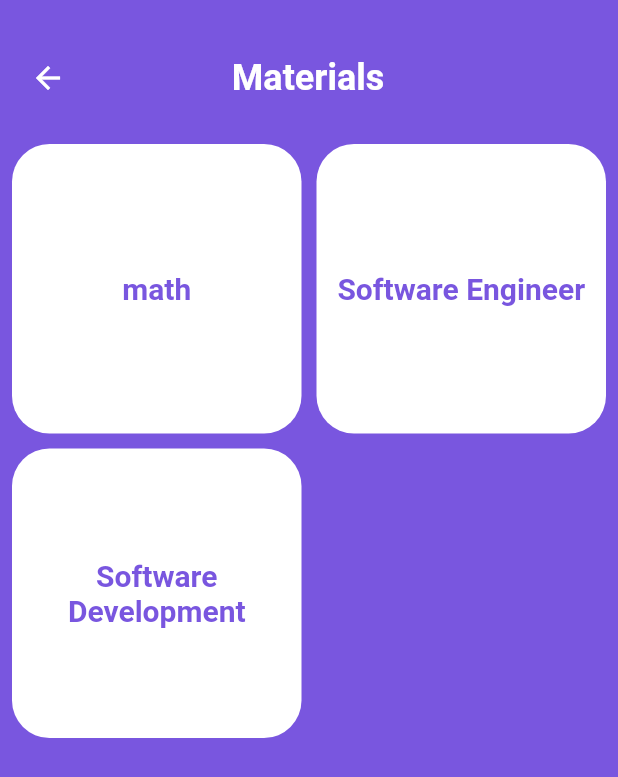
After one commit to Abdallah-Abdalmonem/Correcting-System, a Flutter app: the MaterialsScreenScreen screen opened by its route, on a phone screen of 412 x 824 dp. The commit adds this screen. Shown: the top 777 px of the screen. Run offline on Flutter 3.47's test engine with Material 3 defaults, Android fonts, the phone set to English and light mode, and no system bars; our stand-ins replace bloc, carousel_slider, flutter_bloc, flutter_rating_bar, fluttertoast, shared_preferences; accounts and stored records are empty.

Commit message:
Adding material screen Adding question bank screen Adding  exams screen

```diff
--- /dev/null
+++ b/lib/features/doctor_funcationality/views/screens/material_screen.dart
@@ -0,0 +1,122 @@
+import 'package:correcting_system/models/material_model.dart';
+import 'package:correcting_system/models/question_bank_model.dart';
+import 'package:flutter/material.dart';
+
+import '../../../../constant/app_colors.dart';
+
+class MaterialsScreenScreen extends StatelessWidget {
+  MaterialsScreenScreen({super.key});
+  List<MaterialModel> materialModelList = [
+    MaterialModel(
+      name: 'math',
+      questionBank: QuestionBankModel(
+        question: 'question',
+        difficulty: 'difficulty',
+        answer: [
+          'anwer1',
+          'anwer2',
+          'anwer3',
+        ],
+      ),
+    ),
+    MaterialModel(
+      name: 'Software Engineer',
+      questionBank: QuestionBankModel(
+        question: 'question',
+        difficulty: 'difficulty',
+        answer: [
+          'anwer1',
+          'anwer2',
+          'anwer3',
+        ],
+      ),
+    ),
+    MaterialModel(
+      name: 'Software Development',
+      questionBank: QuestionBankModel(
+        question: 'question',
+        difficulty: 'difficulty',
+        answer: [
+          'anwer1',
+          'anwer2',
+          'anwer3',
+        ],
+      ),
+    ),
+  ];
+  @override
+  Widget build(BuildContext context) {
+    return Scaffold(
+      backgroundColor: AppColors.PrimaryColor,
+      body: SafeArea(
+        child: Padding(
+          padding: const EdgeInsets.all(8.0),
+          child: SingleChildScrollView(
+            child: Column(
+              children: [
+                const SizedBox(height: 20),
+                Row(
+                  children: [
+                    IconButton(
+                      onPressed: () {
+                        Navigator.pop(context);
+                      },
+                      icon: const Icon(
+                        Icons.arrow_back,
+                        color: Colors.white,
+                      ),
+                    ),
+                    const Spacer(flex: 2),
+                    const Text(
+                      'Materials',
+                      style: TextStyle(
+                        fontSize: 24,
+                        color: Colors.white,
+                        fontWeight: FontWeight.bold,
+                      ),
+                    ),
+                    const Spacer(flex: 3),
+                  ],
+                ),
+                const SizedBox(height: 20),
+                GridView.builder(
+                  physics: const NeverScrollableScrollPhysics(),
+                  shrinkWrap: true,
+                  itemCount: materialModelList.length,
+                  gridDelegate: const SliverGridDelegateWithFixedCrossAxisCount(
+                    crossAxisCount: 2,
+                    crossAxisSpacing: 10,
+                    mainAxisSpacing: 10,
+                  ),
+                  itemBuilder: (BuildContext context, int index) {
+                    return InkWell(
+                      onTap: () {},
+                      child: Container(
+                        decoration: BoxDecoration(
+                          color: Colors.white,
+                          borderRadius: BorderRadius.circular(25),
+                        ),
+                        height: 100,
+                        width: 100,
+                        alignment: Alignment.center,
+                        child: Text(
+                          materialModelList[index].name,
+                          textAlign: TextAlign.center,
+                          style: const TextStyle(
+                            fontSize: 20,
+                            color: AppColors.PrimaryColor,
+                            fontWeight: FontWeight.bold,
+                          ),
+                        ),
+                      ),
+                    );
+                  },
+                ),
+              ],
+            ),
+          ),
+        ),
+      ),
+    );
+  }
+}
--- a/lib/features/rating/views/rating_screen.dart
+++ b/lib/features/rating/views/rating_screen.dart
@@ -2,7 +2,7 @@ import 'package:flutter/material.dart';
 import 'package:flutter_rating_bar/flutter_rating_bar.dart';
 
 import '../../../constant/app_image.dart';
-import '../models/rating_model.dart';
+import '../../../models/rating_model.dart';
 
 class RatingScreen extends StatelessWidget {
   RatingScreen({super.key});
```
Also changed, not shown: lib/features/doctor_funcationality/views/screens/question_bank.dart (added, +77 -0 lines), lib/features/doctor_funcationality/views/widgets/custom_drawer.dart (added, +86 -0 lines), lib/features/doctor_funcationality/views/widgets/custom_question_card.dart (added, +40 -0 lines), lib/features/home/views/exams_screen.dart (added, +77 -0 lines), lib/features/home/views/home_screen.dart (+12 -12 lines), lib/features/home/views/my_exams_screen.dart (deleted, +0 -19 lines), lib/models/rating_model.dart (renamed from lib/features/rating/models/rating_model.dart).
